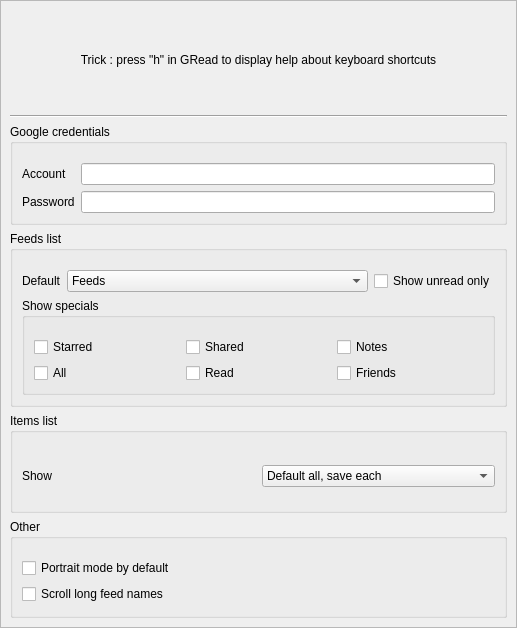
Old version of the form src/views/maemo5/ui/settings.ui in the repository twidi/GRead.
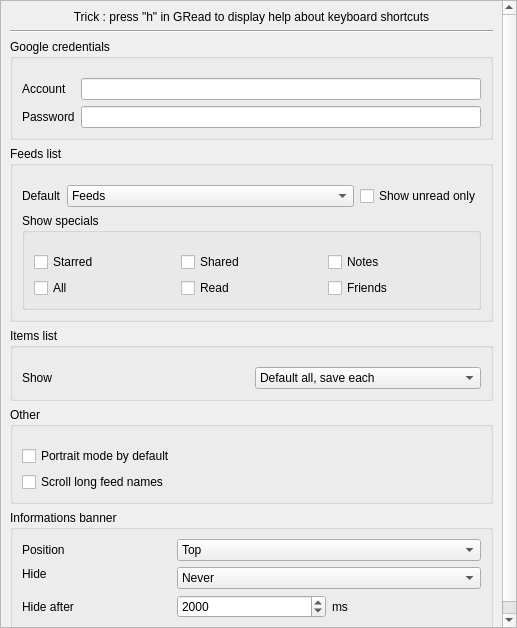
New version of the form.

Commit message: add options for the informations banner

Diff of the .ui file:
```diff
--- a/src/views/maemo5/ui/settings.ui
+++ b/src/views/maemo5/ui/settings.ui
@@ -293,6 +293,107 @@
          </layout>
         </widget>
        </item>
+       <item>
+        <widget class="QGroupBox" name="groupBanner">
+         <property name="title">
+          <string>Informations banner</string>
+         </property>
+         <layout class="QVBoxLayout" name="verticalLayout_3">
+          <item>
+           <layout class="QGridLayout" name="gridLayout_2">
+            <item row="0" column="0">
+             <widget class="QLabel" name="labelSettingsBannerPosition">
+              <property name="text">
+               <string>Position</string>
+              </property>
+              <property name="buddy">
+               <cstring>selectSettingsBannerPosition</cstring>
+              </property>
+             </widget>
+            </item>
+            <item row="0" column="1" colspan="2">
+             <widget class="QComboBox" name="selectSettingsBannerPosition">
+              <item>
+               <property name="text">
+                <string>Top</string>
+               </property>
+              </item>
+              <item>
+               <property name="text">
+                <string>Bottom</string>
+               </property>
+              </item>
+              <item>
+               <property name="text">
+                <string>Never display</string>
+               </property>
+              </item>
+             </widget>
+            </item>
+            <item row="1" column="0">
+             <widget class="QLabel" name="labelSettingsBannerHideMode">
+              <property name="text">
+               <string>Hide</string>
+              </property>
+              <property name="buddy">
+               <cstring>selectSettingsBannerHideMode</cstring>
+              </property>
+             </widget>
+            </item>
+            <item row="1" column="1" rowspan="2" colspan="2">
+             <widget class="QComboBox" name="selectSettingsBannerHideMode">
+              <item>
+               <property name="text">
+                <string>Never</string>
+               </property>
+              </item>
+              <item>
+               <property name="text">
+                <string>Slide</string>
+               </property>
+              </item>
+              <item>
+               <property name="text">
+                <string>Delay</string>
+               </property>
+              </item>
+             </widget>
+            </item>
+            <item row="3" column="0">
+             <widget class="QLabel" name="labelSettingsBannerHideDelay">
+              <property name="text">
+               <string>Hide after</string>
+              </property>
+             </widget>
+            </item>
+            <item row="3" column="1">
+             <widget class="QSpinBox" name="spinSettingsBannerHideDelay">
+              <property name="minimum">
+               <number>500</number>
+              </property>
+              <property name="maximum">
+               <number>60000</number>
+              </property>
+              <property name="singleStep">
+               <number>100</number>
+              </property>
+              <property name="value">
+               <number>2000</number>
+              </property>
+             </widget>
+            </item>
+            <item row="3" column="2">
+             <widget class="QLabel" name="labelSettingsBannerHideDelayMs">
+              <property name="text">
+               <string>ms</string>
+              </property>
+             </widget>
+            </item>
+           </layout>
+          </item>
+         </layout>
+        </widget>
+       </item>
       </layout>
      </widget>
     </widget>
```
The commit also changes 23 other files.
